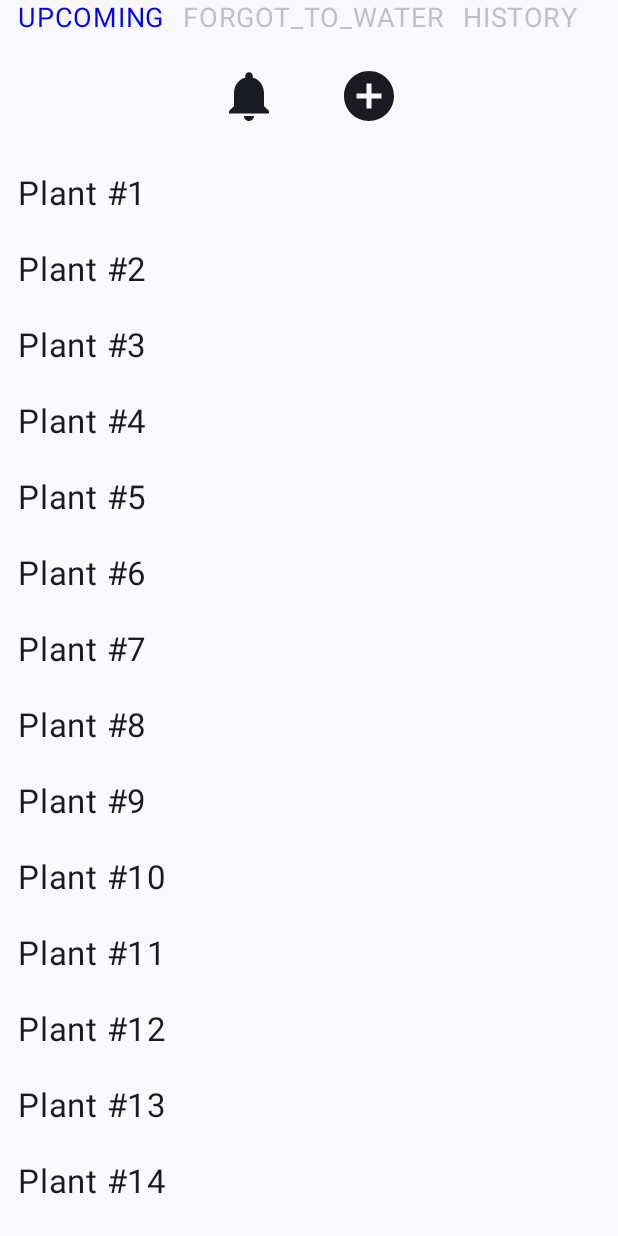
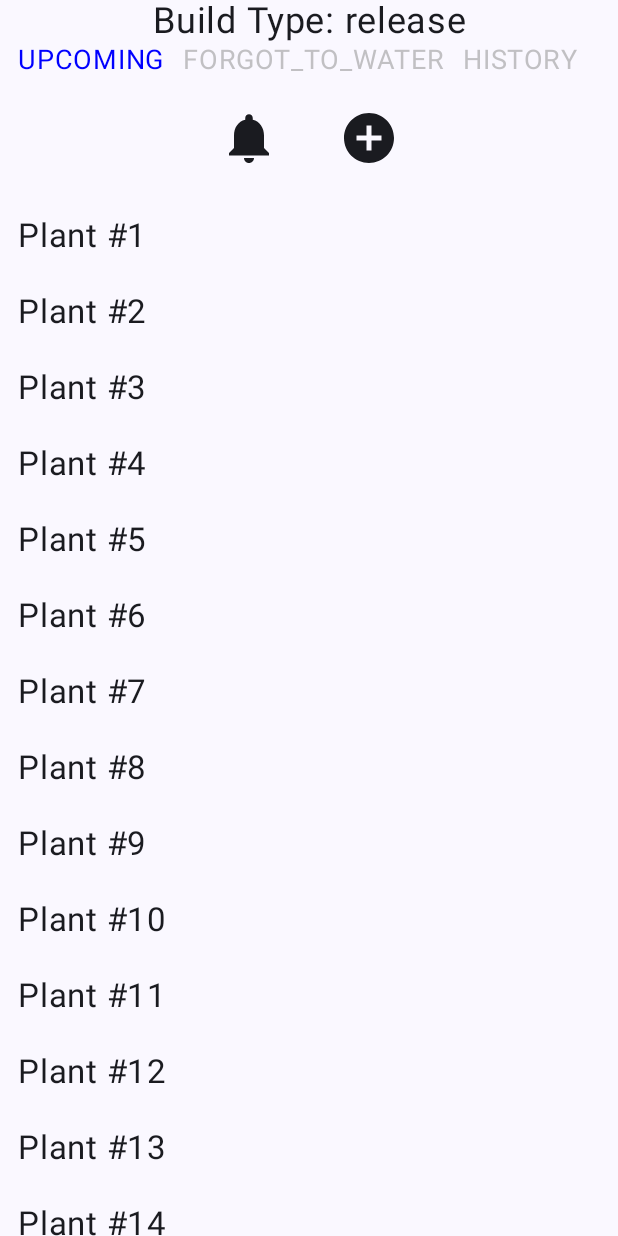
Before and after one commit to KaiCilliers/PurePlanting, an Android app built with Jetpack Compose: the @Preview function PlantsScreen_Preview, on a phone screen of 412 x 824 dp. Run offline under Robolectric (Android 15) with nearby library versions, the phone set to English and light mode, and no system bars; libraries missing offline, so code that uses them is left out: com.zhuinden.flowcombinetuplekt, com.zhuinden.simplestack, com.zhuinden.simplestackextensions, com.zhuinden.statebundle.

Commit message:
Add :: new build type to test notifications. Label to identify build in-app and on launcher label

```diff
--- a/app/src/main/AndroidManifest.xml
+++ b/app/src/main/AndroidManifest.xml
@@ -17,7 +17,7 @@
         android:dataExtractionRules="@xml/data_extraction_rules"
         android:fullBackupContent="@xml/backup_rules"
         android:icon="@mipmap/ic_launcher"
-        android:label="@string/app_name"
+        android:label="${appLabel}"
         android:roundIcon="@mipmap/ic_launcher_round"
         android:supportsRtl="true"
         android:theme="@style/Theme.PurePlanting"
--- a/app/src/main/java/com/sunrisekcdeveloper/pureplanting/features/presentation/plants/PlantsScreen.kt
+++ b/app/src/main/java/com/sunrisekcdeveloper/pureplanting/features/presentation/plants/PlantsScreen.kt
@@ -22,9 +22,11 @@ import androidx.compose.runtime.mutableStateOf
 import androidx.compose.runtime.remember
 import androidx.compose.runtime.setValue
 import androidx.compose.ui.Modifier
+import androidx.compose.ui.text.style.TextAlign
 import androidx.compose.ui.tooling.preview.Preview
 import androidx.compose.ui.unit.dp
 import androidx.compose.ui.unit.sp
+import com.sunrisekcdeveloper.pureplanting.BuildConfig
 import com.sunrisekcdeveloper.pureplanting.features.component.plants.Plant
 import com.sunrisekcdeveloper.pureplanting.navigation.ThemeSurfaceWrapper
 import java.time.DayOfWeek
@@ -41,6 +43,13 @@ fun PlantsScreen(
     modifier: Modifier = Modifier
 ) {
     Column {
+        Text(
+            text = "Build Type: ${BuildConfig.BUILD_TYPE}",
+            modifier = Modifier
+                .fillMaxWidth(),
+            textAlign = TextAlign.Center,
+            fontSize = 24.sp
+        )
         Row(modifier) {
             plantsFilterOption.forEach {
                 TabFilterOption(
@@ -58,16 +67,22 @@ fun PlantsScreen(
             Icon(
                 imageVector = Icons.Filled.Notifications,
                 contentDescription = "notifications",
-                modifier = Modifier.padding(20.dp).size(40.dp).clickable {
-                    onNotificationIconTapped()
-                }
+                modifier = Modifier
+                    .padding(20.dp)
+                    .size(40.dp)
+                    .clickable {
+                        onNotificationIconTapped()
+                    }
             )
             Icon(
                 imageVector = Icons.Filled.AddCircle,
                 contentDescription = "add",
-                modifier = Modifier.padding(20.dp).size(40.dp).clickable {
-                    onAddIconTapped()
-                }
+                modifier = Modifier
+                    .padding(20.dp)
+                    .size(40.dp)
+                    .clickable {
+                        onAddIconTapped()
+                    }
             )
         }
 
```
Also changed, not shown: app/build.gradle.kts (+8 -0 lines).
